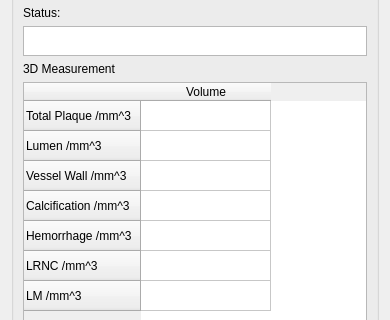
The window that codes/View/MeasurementWidget.ui (wuzhuobin/Vessel_Project) describes before a commit, drawn with Qt 5; both pictures show x 0 to 390 and y 210 to 530 of the 390 by 788 pixel window.
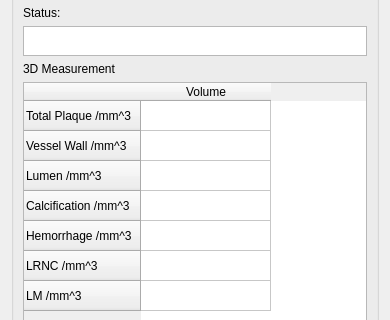
The same window after the commit.

```diff
--- a/codes/View/MeasurementWidget.ui
+++ b/codes/View/MeasurementWidget.ui
@@ -219,12 +219,12 @@
         </row>
         <row>
          <property name="text">
-          <string>Lumen /mm^3</string>
+          <string>Vessel Wall /mm^3</string>
          </property>
         </row>
         <row>
          <property name="text">
-          <string>Vessel Wall /mm^3</string>
+          <string>Lumen /mm^3</string>
          </property>
         </row>
         <row>
```
